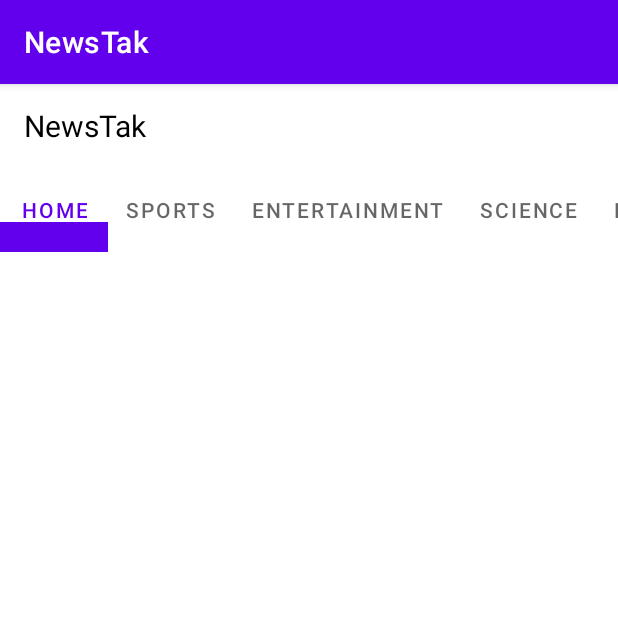
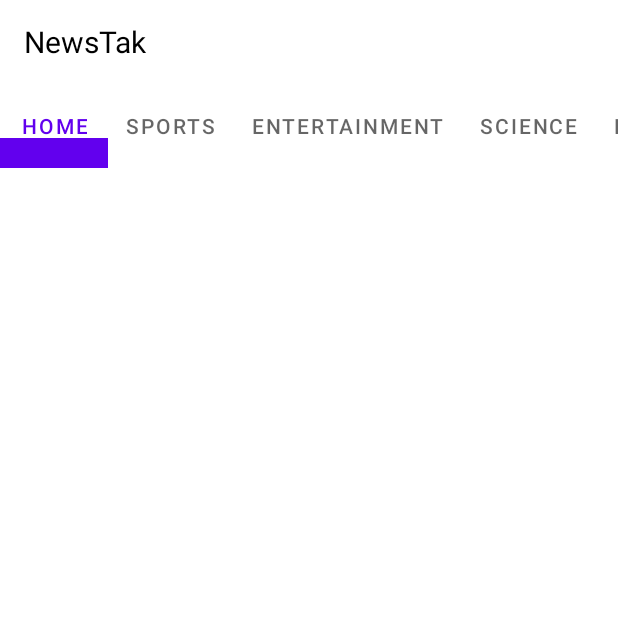
Before and after one commit to Nitish917085/NewsApp, an Android app: the screen it shows after launch (MainActivity), on a phone screen of 412 x 824 dp, the top half of it. Run offline under Robolectric (Android 15) with nearby library versions, the phone set to English and light mode, and no system bars; pictures from the network do not load.

Commit message:
bug fixed

```diff
--- a/app/src/main/AndroidManifest.xml
+++ b/app/src/main/AndroidManifest.xml
@@ -19,6 +19,8 @@
                 <category android:name="android.intent.category.LAUNCHER" />
             </intent-filter>
         </activity>
+        <activity android:name=".webView"
+            android:exported="true"/>
     </application>
 
 </manifest>
--- a/app/src/main/java/com/example/newstak/AdapterRecyclerView.java
+++ b/app/src/main/java/com/example/newstak/AdapterRecyclerView.java
@@ -1,5 +1,6 @@
 package com.example.newstak;
 
+import android.annotation.SuppressLint;
 import android.content.Context;
 import android.content.Intent;
 import android.view.LayoutInflater;
@@ -34,7 +35,7 @@ public class AdapterRecyclerView extends RecyclerView.Adapter<AdapterRecyclerVie
     }
 
     @Override
-    public void onBindViewHolder(@NonNull ViewHolder holder, int position) {
+    public void onBindViewHolder(@NonNull ViewHolder holder, @SuppressLint("RecyclerView") int position) {
         holder.cardView.setOnClickListener(new View.OnClickListener() {
             @Override
             public void onClick(View v) {
@@ -54,8 +55,8 @@ public class AdapterRecyclerView extends RecyclerView.Adapter<AdapterRecyclerVie
     }
 
     @Override
-    public int getItemCount() {
-        return 0;
+    public int getItemCount() { return modelClassArrayList.size();
+
     }
 
     public class ViewHolder extends RecyclerView.ViewHolder {
@@ -69,6 +70,8 @@ public class AdapterRecyclerView extends RecyclerView.Adapter<AdapterRecyclerVie
             author=view.findViewById(R.id.author);
             imageView=view.findViewById(R.id.image);
             cardView =view.findViewById(R.id.cardView);
+            pulish = view.findViewById(R.id.publish);
+
         }
     }
 }
--- a/app/src/main/res/values/themes.xml
+++ b/app/src/main/res/values/themes.xml
@@ -12,5 +12,7 @@
         <!-- Status bar color. -->
         <item name="android:statusBarColor" tools:targetApi="l">?attr/colorPrimaryVariant</item>
         <!-- Customize your theme here. -->
+        <item name="windowActionBar">false</item>
+        <item name="windowNoTitle">true</item>
     </style>
 </resources>
```
